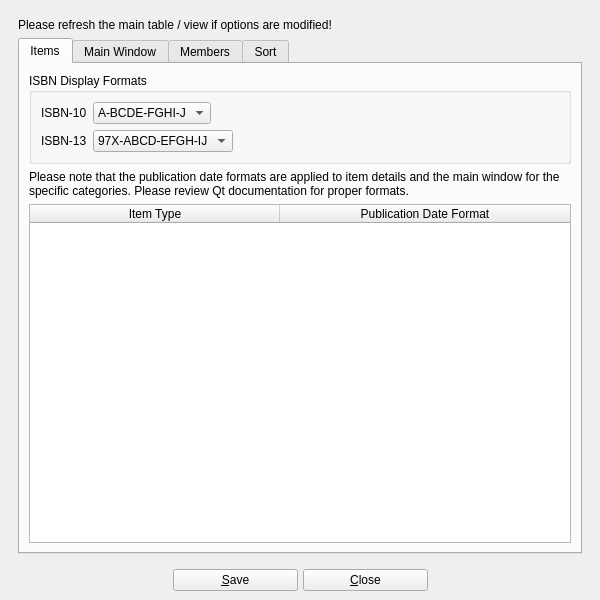
Above: UI/biblioteq_otheroptions.ui from textbrowser/biblioteq before the change. Below: the same form after it.
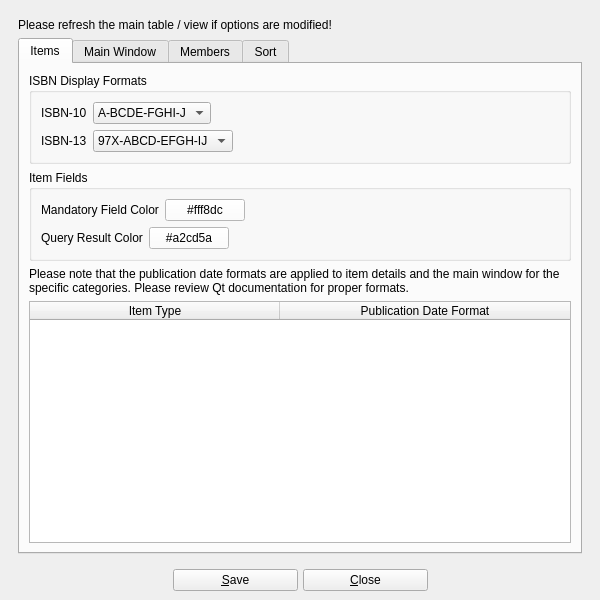
That is the form after the change. Icons and pictures are not drawn.

```diff
--- a/UI/biblioteq_otheroptions.ui
+++ b/UI/biblioteq_otheroptions.ui
@@ -32,8 +32,8 @@
         <rect>
          <x>0</x>
          <y>0</y>
-         <width>588</width>
-         <height>546</height>
+         <width>567</width>
+         <height>622</height>
         </rect>
        </property>
        <layout class="QVBoxLayout" name="verticalLayout_2">
@@ -143,6 +143,83 @@
               </layout>
              </widget>
             </item>
+            <item>
+             <widget class="QGroupBox" name="groupBox_3">
+              <property name="title">
+               <string>Item Fields</string>
+              </property>
+              <layout class="QVBoxLayout" name="verticalLayout_9">
+               <item>
+                <layout class="QHBoxLayout" name="horizontalLayout_6">
+                 <item>
+                  <widget class="QLabel" name="label_10">
+                   <property name="text">
+                    <string>Mandatory Field Color</string>
+                   </property>
+                  </widget>
+                 </item>
+                 <item>
+                  <widget class="QPushButton" name="item_mandatory_field_color">
+                   <property name="styleSheet">
+                    <string notr="true">background-color: #ffffff;</string>
+                   </property>
+                   <property name="text">
+                    <string notr="true">#fff8dc</string>
+                   </property>
+                  </widget>
+                 </item>
+                 <item>
+                  <spacer name="horizontalSpacer_6">
+                   <property name="orientation">
+                    <enum>Qt::Horizontal</enum>
+                   </property>
+                   <property name="sizeHint" stdset="0">
+                    <size>
+                     <width>40</width>
+                     <height>20</height>
+                    </size>
+                   </property>
+                  </spacer>
+                 </item>
+                </layout>
+               </item>
+               <item>
+                <layout class="QHBoxLayout" name="horizontalLayout_7">
+                 <item>
+                  <widget class="QLabel" name="label_11">
+                   <property name="text">
+                    <string>Query Result Color</string>
+                   </property>
+                  </widget>
+                 </item>
+                 <item>
+                  <widget class="QPushButton" name="item_query_result_color">
+                   <property name="styleSheet">
+                    <string notr="true">background-color: #ffffff;</string>
+                   </property>
+                   <property name="text">
+                    <string notr="true">#a2cd5a</string>
+                   </property>
+                  </widget>
+                 </item>
+                 <item>
+                  <spacer name="horizontalSpacer_7">
+                   <property name="orientation">
+                    <enum>Qt::Horizontal</enum>
+                   </property>
+                   <property name="sizeHint" stdset="0">
+                    <size>
+                     <width>40</width>
+                     <height>20</height>
+                    </size>
+                   </property>
+                  </spacer>
+                 </item>
+                </layout>
+               </item>
+              </layout>
+             </widget>
+            </item>
             <item>
              <widget class="QLabel" name="label">
               <property name="text">
```
Left out of the diff: 2 changed lines with no effect on the pictures.
